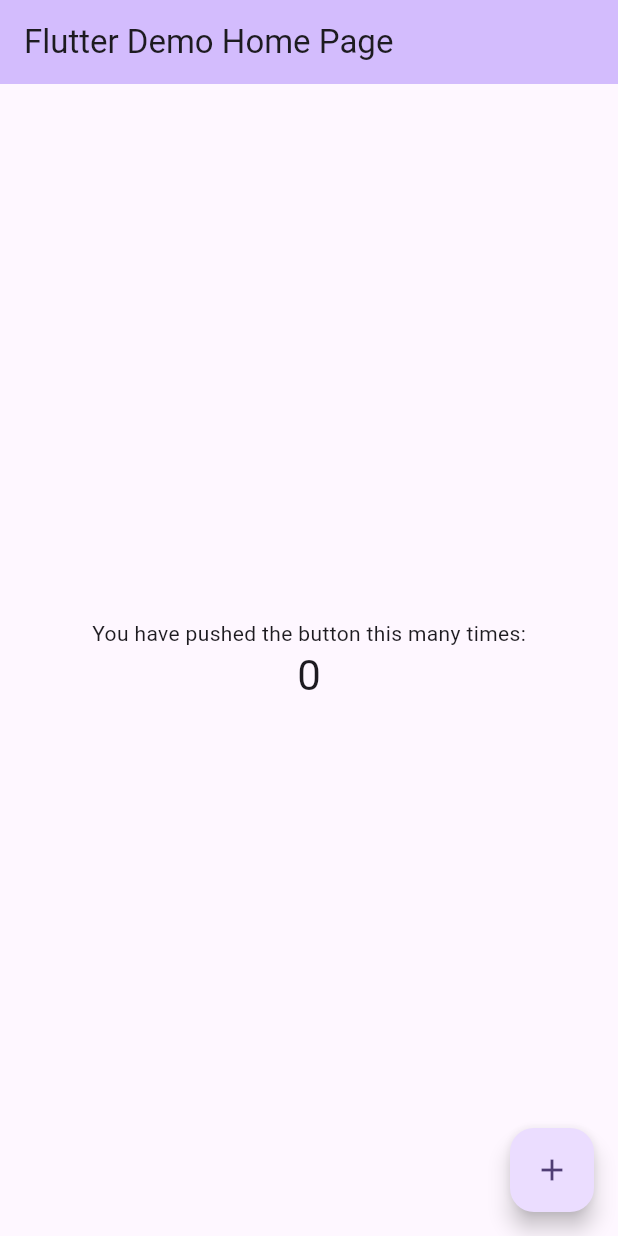
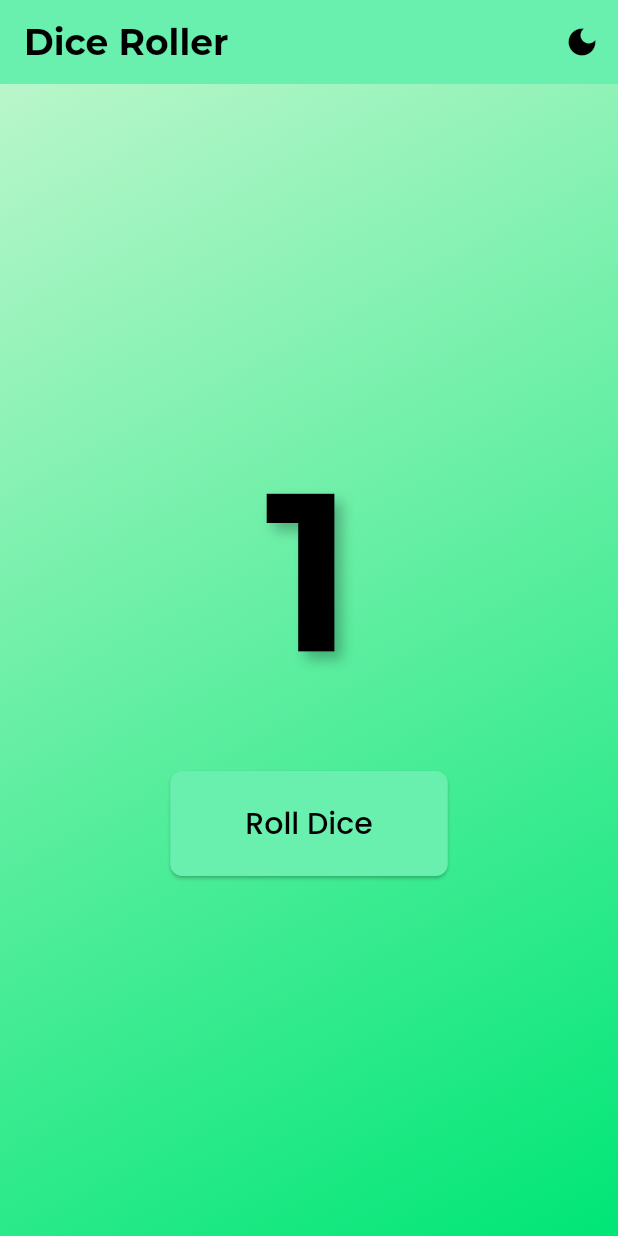
Before and after one commit to devpranayranjan/dice, a Flutter app: the screen it shows after launch, on a phone screen of 412 x 824 dp. Run offline on Flutter 3.47's test engine with Material 3 defaults, Android fonts, the phone set to English and light mode, and no system bars; our stand-ins replace google_fonts, google_mobile_ads, shared_preferences, vibration; network calls fail.

```diff
--- /dev/null
+++ b/devtools_options.yaml
@@ -0,0 +1,3 @@
+description: This file stores settings for Dart & Flutter DevTools.
+documentation: https://docs.flutter.dev/tools/devtools/extensions#configure-extension-enablement-states
+extensions:
--- /dev/null
+++ b/lib/ad_helper.dart
@@ -0,0 +1,43 @@
+import 'dart:io';
+
+class AdHelper {
+
+  static String get bannerAdUnitId {
+    if (Platform.environment.containsKey('FLUTTER_TEST')) {
+      return 'ca-app-pub-3940256099942544/6300978111';
+    }
+    if (Platform.isAndroid) {
+      return 'ca-app-pub-3940256099942544/6300978111';
+    } else if (Platform.isIOS) {
+      return 'ca-app-pub-3940256099942544/2934735716';
+    } else {
+      throw UnsupportedError('Unsupported platform');
+    }
+  }
+
+  static String get interstitialAdUnitId {
+    if (Platform.environment.containsKey('FLUTTER_TEST')) {
+      return 'ca-app-pub-3940256099942544/1033173712';
+    }
+    if (Platform.isAndroid) {
+      return "ca-app-pub-3940256099942544/1033173712";
+    } else if (Platform.isIOS) {
+      return "ca-app-pub-3940256099942544/4411468910";
+    } else {
+      throw UnsupportedError("Unsupported platform");
+    }
+  }
+
+  static String get rewardedAdUnitId {
+    if (Platform.environment.containsKey('FLUTTER_.TEST')) {
+      return 'ca-app-pub-3940256099942544/5224354917';
+    }
+    if (Platform.isAndroid) {
+      return "ca-app-pub-3940256099942544/5224354917";
+    } else if (Platform.isIOS) {
+      return "ca-app-pub-3940256099942544/1712485313";
+    } else {
+      throw UnsupportedError("Unsupported platform");
+    }
+  }
+}
--- a/lib/main.dart
+++ b/lib/main.dart
@@ -1,122 +1,281 @@
+import 'dart:developer' as developer;
+import 'dart:math';
+
+import 'package:flutter/foundation.dart';
 import 'package:flutter/material.dart';
+import 'package:google_fonts/google_fonts.dart';
+import 'package:google_mobile_ads/google_mobile_ads.dart';
+import 'package:provider/provider.dart';
+import 'package:shared_preferences/shared_preferences.dart';
+import 'package:vibration/vibration.dart';
+
+import 'ad_helper.dart';
 
 void main() {
-  runApp(const MyApp());
+  WidgetsFlutterBinding.ensureInitialized();
+  if (!kIsWeb) {
+    MobileAds.instance.initialize();
+  }
+  runApp(
+    ChangeNotifierProvider(
+      create: (context) => ThemeProvider(),
+      child: const DiceRollerApp(),
+    ),
+  );
 }
 
-class MyApp extends StatelessWidget {
-  const MyApp({super.key});
+class ThemeProvider with ChangeNotifier {
+  ThemeMode _themeMode = ThemeMode.system;
 
-  // This widget is the root of your application.
+  ThemeMode get themeMode => _themeMode;
+
+  void toggleTheme() {
+    _themeMode = _themeMode == ThemeMode.light ? ThemeMode.dark : ThemeMode.light;
+    notifyListeners();
+  }
+}
+
+const Color primarySeedColor = Colors.greenAccent;
+
+final TextTheme appTextTheme = TextTheme(
+  displayLarge: GoogleFonts.montserrat(
+      fontSize: 150,
+      fontWeight: FontWeight.bold,
+      shadows: [
+        const Shadow(blurRadius: 10.0, color: Colors.black26, offset: Offset(5.0, 5.0))
+      ]),
+  titleLarge: GoogleFonts.montserrat(fontSize: 24, fontWeight: FontWeight.bold),
+  bodyMedium: GoogleFonts.poppins(fontSize: 16),
+);
+
+final ThemeData lightTheme = ThemeData(
+  useMaterial3: true,
+  colorScheme: ColorScheme.fromSeed(
+    seedColor: primarySeedColor,
+    brightness: Brightness.light,
+  ),
+  textTheme: appTextTheme,
+  appBarTheme: AppBarTheme(
+    backgroundColor: primarySeedColor,
+    foregroundColor: Colors.black,
+    titleTextStyle: GoogleFonts.montserrat(fontSize: 24, fontWeight: FontWeight.bold, color: Colors.black),
+  ),
+  elevatedButtonTheme: ElevatedButtonThemeData(
+    style: ElevatedButton.styleFrom(
+      foregroundColor: Colors.black,
+      backgroundColor: primarySeedColor,
+      shape: RoundedRectangleBorder(borderRadius: BorderRadius.circular(8)),
+      padding: const EdgeInsets.symmetric(horizontal: 50, vertical: 20),
+      textStyle: GoogleFonts.poppins(fontSize: 20, fontWeight: FontWeight.w500),
+    ),
+  ),
+);
+
+final ThemeData darkTheme = ThemeData(
+  useMaterial3: true,
+  colorScheme: ColorScheme.fromSeed(
+    seedColor: primarySeedColor,
+    brightness: Brightness.dark,
+  ),
+  textTheme: appTextTheme,
+  appBarTheme: AppBarTheme(
+    backgroundColor: Colors.grey[900],
+    foregroundColor: Colors.white,
+    titleTextStyle: GoogleFonts.montserrat(fontSize: 24, fontWeight: FontWeight.bold),
+  ),
+  elevatedButtonTheme: ElevatedButtonThemeData(
+    style: ElevatedButton.styleFrom(
+      foregroundColor: Colors.black,
+      backgroundColor: primarySeedColor,
+      shape: RoundedRectangleBorder(borderRadius: BorderRadius.circular(8)),
+      padding: const EdgeInsets.symmetric(horizontal: 50, vertical: 20),
+      textStyle: GoogleFonts.poppins(fontSize: 20, fontWeight: FontWeight.w500),
+    ),
+  ),
+);
+
+class DiceRollerApp extends StatelessWidget {
+  const DiceRollerApp({super.key});
+
   @override
   Widget build(BuildContext context) {
+    return Consumer<ThemeProvider>(
+      builder: (context, themeProvider, child) {
         return MaterialApp(
-      title: 'Flutter Demo',
-      theme: ThemeData(
-        // This is the theme of your application.
-        //
-        // TRY THIS: Try running your application with "flutter run". You'll see
-        // the application has a purple toolbar. Then, without quitting the app,
-        // try changing the seedColor in the colorScheme below to Colors.green
-        // and then invoke "hot reload" (save your changes or press the "hot
-        // reload" button in a Flutter-supported IDE, or press "r" if you used
-        // the command line to start the app).
-        //
-        // Notice that the counter didn't reset back to zero; the application
-        // state is not lost during the reload. To reset the state, use hot
-        // restart instead.
-        //
-        // This works for code too, not just values: Most code changes can be
-        // tested with just a hot reload.
-        colorScheme: ColorScheme.fromSeed(seedColor: Colors.deepPurple),
-      ),
-      home: const MyHomePage(title: 'Flutter Demo Home Page'),
+          title: 'Dice Roller',
+          theme: lightTheme,
+          darkTheme: darkTheme,
+          themeMode: themeProvider.themeMode,
+          home: const DiceScreen(),
+        );
+      },
     );
   }
 }
 
-class MyHomePage extends StatefulWidget {
-  const MyHomePage({super.key, required this.title});
-
-  // This widget is the home page of your application. It is stateful, meaning
-  // that it has a State object (defined below) that contains fields that affect
-  // how it looks.
-
-  // This class is the configuration for the state. It holds the values (in this
-  // case the title) provided by the parent (in this case the App widget) and
-  // used by the build method of the State. Fields in a Widget subclass are
-  // always marked "final".
-
-  final String title;
+class DiceScreen extends StatefulWidget {
+  const DiceScreen({super.key});
 
   @override
-  State<MyHomePage> createState() => _MyHomePageState();
+  State<DiceScreen> createState() => DiceScreenState();
 }
 
-class _MyHomePageState extends State<MyHomePage> {
-  int _counter = 0;
+class DiceScreenState extends State<DiceScreen>
+    with SingleTickerProviderStateMixin {
+  int _diceValue = 1;
+  int _rollCount = 0;
+  late AnimationController _animationController;
+  BannerAd? _bannerAd;
+  bool _isBannerAdReady = false;
+  InterstitialAd? _interstitialAd;
 
-  void _incrementCounter() {
+  @override
+  void initState() {
+    super.initState();
+    _loadRollCount();
+    _animationController = AnimationController(
+      vsync: this,
+      duration: const Duration(milliseconds: 500),
+    );
+
+    if (!kIsWeb) {
+      _bannerAd = BannerAd(
+        adUnitId: AdHelper.bannerAdUnitId,
+        request: const AdRequest(),
+        size: AdSize.banner,
+        listener: BannerAdListener(
+          onAdLoaded: (_) {
             setState(() {
-      // This call to setState tells the Flutter framework that something has
-      // changed in this State, which causes it to rerun the build method below
-      // so that the display can reflect the updated values. If we changed
-      // _counter without calling setState(), then the build method would not be
-      // called again, and so nothing would appear to happen.
-      _counter++;
+              _isBannerAdReady = true;
             });
+          },
+          onAdFailedToLoad: (ad, err) {
+            developer.log('Failed to load a banner ad: ${err.message}');
+            _isBannerAdReady = false;
+            ad.dispose();
+          },
+        ),
+      );
+
+      _bannerAd?.load();
+      _loadInterstitialAd();
+    }
+  }
+
+  Future<void> _loadRollCount() async {
+    final prefs = await SharedPreferences.getInstance();
+    setState(() {
+      _rollCount = prefs.getInt('rollCount') ?? 0;
+    });
+  }
+
+  Future<void> _incrementRollCount() async {
+    final prefs = await SharedPreferences.getInstance();
+    setState(() {
+      _rollCount++;
+      prefs.setInt('rollCount', _rollCount);
+    });
+  }
+
+  void _loadInterstitialAd() {
+    if (kIsWeb) return;
+    InterstitialAd.load(
+      adUnitId: AdHelper.interstitialAdUnitId,
+      request: const AdRequest(),
+      adLoadCallback: InterstitialAdLoadCallback(
+        onAdLoaded: (ad) {
+          _interstitialAd = ad;
+        },
+        onAdFailedToLoad: (err) {
+          developer.log('Failed to load an interstitial ad: ${err.message}');
+        },
+      ),
+    );
+  }
+
+  void _rollDice() {
+    _animationController.forward(from: 0.0);
+    setState(() {
+      _diceValue = Random().nextInt(6) + 1;
+    });
+    if (!kIsWeb) {
+      Vibration.vibrate(duration: 100);
+    }
+    _incrementRollCount();
+    if (_rollCount % 5 == 0) {
+      if (_interstitialAd != null) {
+        _interstitialAd!.show();
+        _loadInterstitialAd();
+      }
+    }
+  }
+
+  @override
+  void dispose() {
+    _animationController.dispose();
+    _bannerAd?.dispose();
+    _interstitialAd?.dispose();
+    super.dispose();
   }
 
   @override
   Widget build(BuildContext context) {
-    // This method is rerun every time setState is called, for instance as done
-    // by the _incrementCounter method above.
-    //
-    // The Flutter framework has been optimized to make rerunning build methods
-    // fast, so that you can just rebuild anything that needs updating rather
-    // than having to individually change instances of widgets.
+    final themeProvider = Provider.of<ThemeProvider>(context);
+    final isDarkMode = Theme.of(context).brightness == Brightness.dark;
+
     return Scaffold(
       appBar: AppBar(
-        // TRY THIS: Try changing the color here to a specific color (to
-        // Colors.amber, perhaps?) and trigger a hot reload to see the AppBar
-        // change color while the other colors stay the same.
-        backgroundColor: Theme.of(context).colorScheme.inversePrimary,
-        // Here we take the value from the MyHomePage object that was created by
-        // the App.build method, and use it to set our appbar title.
-        title: Text(widget.title),
+        title: const Text('Dice Roller'),
+        actions: [
+          IconButton(
+            icon: Icon(isDarkMode ? Icons.light_mode : Icons.dark_mode),
+            onPressed: () => themeProvider.toggleTheme(),
+            tooltip: 'Toggle Theme',
           ),
-      body: Center(
-        // Center is a layout widget. It takes a single child and positions it
-        // in the middle of the parent.
+        ],
+      ),
+      body: Container(
+        decoration: BoxDecoration(
+          gradient: LinearGradient(
+            begin: Alignment.topLeft,
+            end: Alignment.bottomRight,
+            colors: isDarkMode
+                ? [Colors.green[700]!, Colors.green[900]!]
+                : [Colors.greenAccent.shade100, Colors.greenAccent.shade400],
+          ),
+        ),
+        child: Center(
           child: Column(
-          // Column is also a layout widget. It takes a list of children and
-          // arranges them vertically. By default, it sizes itself to fit its
-          // children horizontally, and tries to be as tall as its parent.
-          //
-          // Column has various properties to control how it sizes itself and
-          // how it positions its children. Here we use mainAxisAlignment to
-          // center the children vertically; the main axis here is the vertical
-          // axis because Columns are vertical (the cross axis would be
-          // horizontal).
-          //
-          // TRY THIS: Invoke "debug painting" (choose the "Toggle Debug Paint"
-          // action in the IDE, or press "p" in the console), to see the
-          // wireframe for each widget.
             mainAxisAlignment: MainAxisAlignment.center,
             children: <Widget>[
-            const Text('You have pushed the button this many times:'),
-            Text(
-              '$_counter',
-              style: Theme.of(context).textTheme.headlineMedium,
+              RotationTransition(
+                turns: _animationController,
+                child: GestureDetector(
+                  onTap: _rollDice,
+                  child: Text(
+                    '$_diceValue',
+                    style: Theme.of(context).textTheme.displayLarge?.copyWith(
+                          color: isDarkMode ? Colors.white : Colors.black,
+                        ),
+                  ),
+                ),
+              ),
+              const SizedBox(height: 50),
+              ElevatedButton(
+                onPressed: _rollDice,
+                child: const Text('Roll Dice'),
               ),
             ],
           ),
         ),
-      floatingActionButton: FloatingActionButton(
-        onPressed: _incrementCounter,
-        tooltip: 'Increment',
-        child: const Icon(Icons.add),
-      ), // This trailing comma makes auto-formatting nicer for build methods.
+      ),
+      bottomNavigationBar: _isBannerAdReady && _bannerAd != null
+          ? SizedBox(
+              width: _bannerAd!.size.width.toDouble(),
+              height: _bannerAd!.size.height.toDouble(),
+              child: AdWidget(ad: _bannerAd!),
+            )
+          : const SizedBox(),
     );
   }
 }
```
Also changed, not shown: pubspec.yaml (+9 -71 lines), pubspec.lock, 4 other files. Lines whose indentation alone changed are shown as unchanged.
